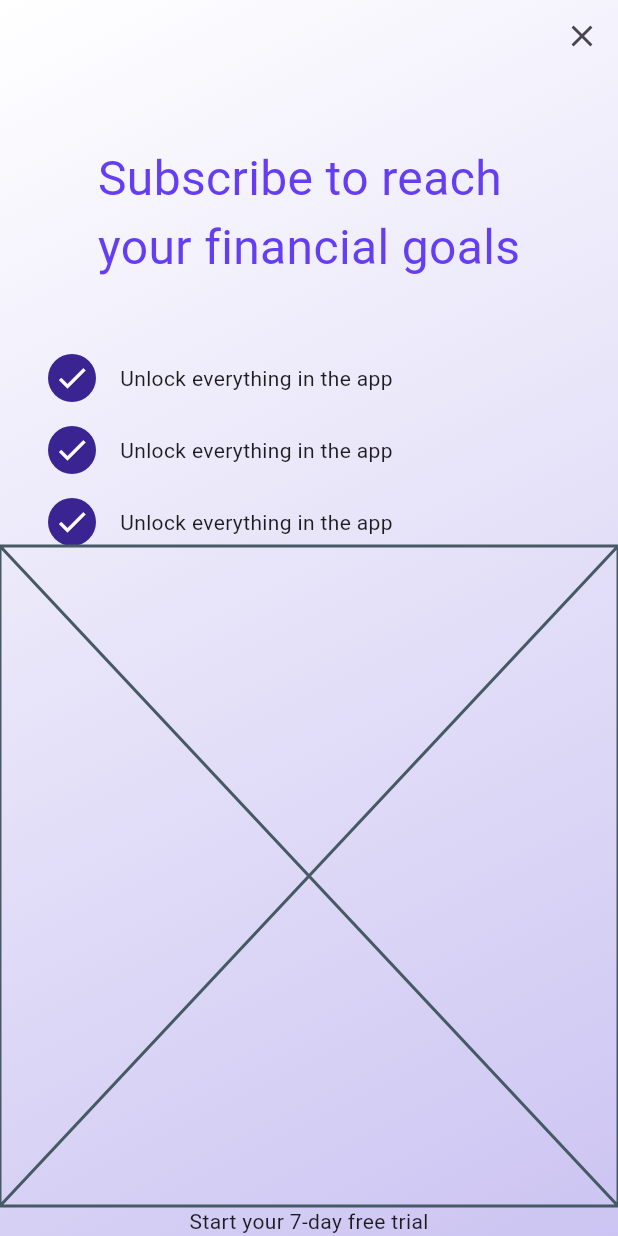
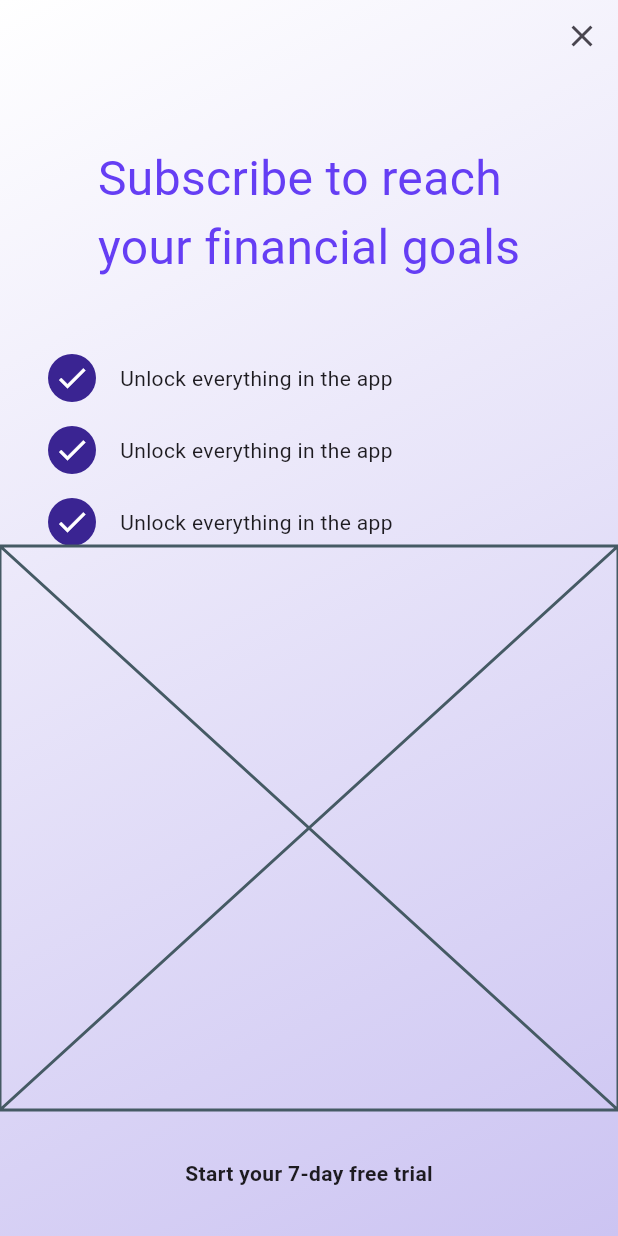
Before and after one commit to JAICHANGPARK/flutter_notebook_chapter_43, a Flutter app: the PaywallScreen screen opened directly, on a phone screen of 412 x 824 dp. Run offline on Flutter 3.47's test engine with Material 3 defaults, Android fonts, the phone set to English and light mode, and no system bars; our stand-ins replace gap.

Commit message:
Update paywall_screen.dart

```diff
--- a/lib/ep2154_paywall_screen/views/paywall_screen.dart
+++ b/lib/ep2154_paywall_screen/views/paywall_screen.dart
@@ -109,8 +109,14 @@ class _PaywallScreenState extends State<PaywallScreen> {
                     decoration: ShapeDecoration(
                       shape: StadiumBorder(),
                     ),
+                    margin: EdgeInsets.symmetric(vertical: 32),
                     child: Center(
-                      child: Text("Start your 7-day free trial"),
+                      child: Text(
+                        "Start your 7-day free trial",
+                        style: TextStyle(
+                          fontWeight: FontWeight.bold,
+                        ),
+                      ),
                     ),
                   )
                 ],
```
